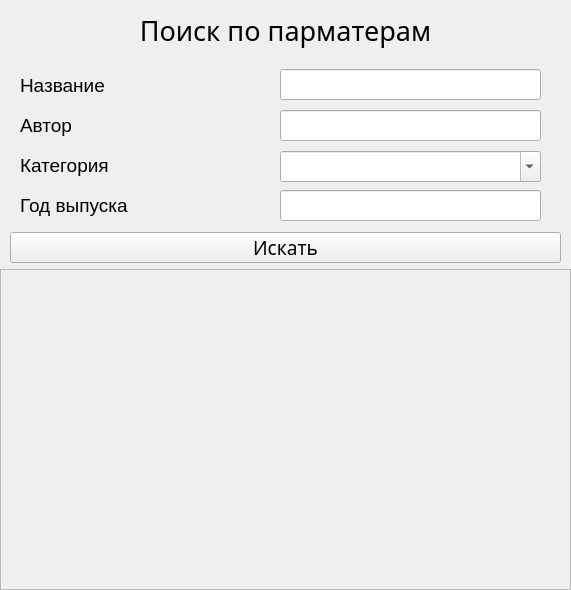
Above: SearchParametersWindow_design.ui from korovkinjaroslav/Books- before the change. Below: the same form after it.
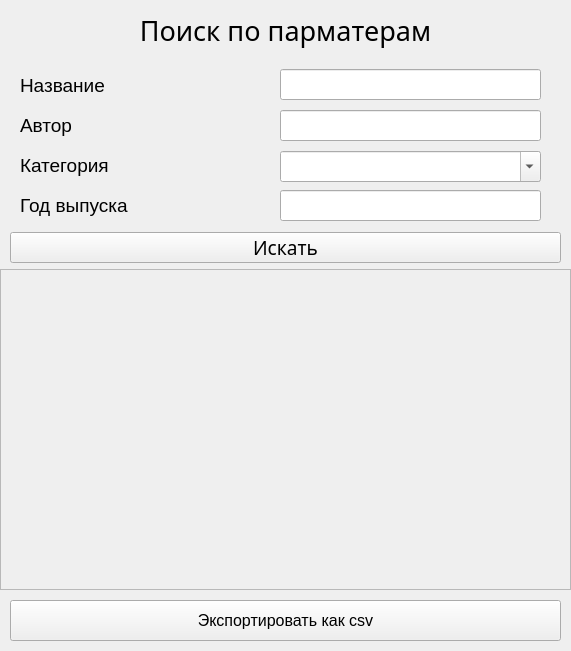
That is the form after the change.

```diff
--- a/SearchParametersWindow_design.ui
+++ b/SearchParametersWindow_design.ui
@@ -7,7 +7,7 @@
     <x>0</x>
     <y>0</y>
     <width>571</width>
-    <height>590</height>
+    <height>651</height>
    </rect>
   </property>
   <property name="windowTitle">
@@ -219,6 +219,24 @@
     <string>Искать</string>
    </property>
   </widget>
+  <widget class="QPushButton" name="csv_button">
+   <property name="geometry">
+    <rect>
+     <x>10</x>
+     <y>600</y>
+     <width>551</width>
+     <height>41</height>
+    </rect>
+   </property>
+   <property name="font">
+    <font>
+     <pointsize>12</pointsize>
+    </font>
+   </property>
+   <property name="text">
+    <string>Экспортировать как csv</string>
+   </property>
+  </widget>
  </widget>
  <resources/>
  <connections/>
```
